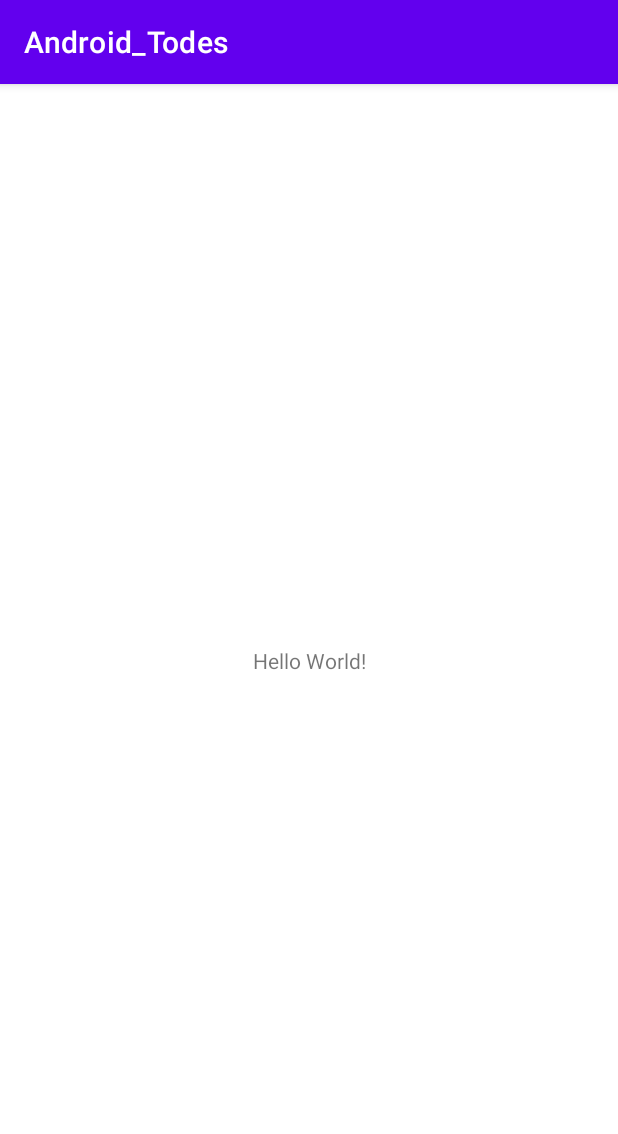
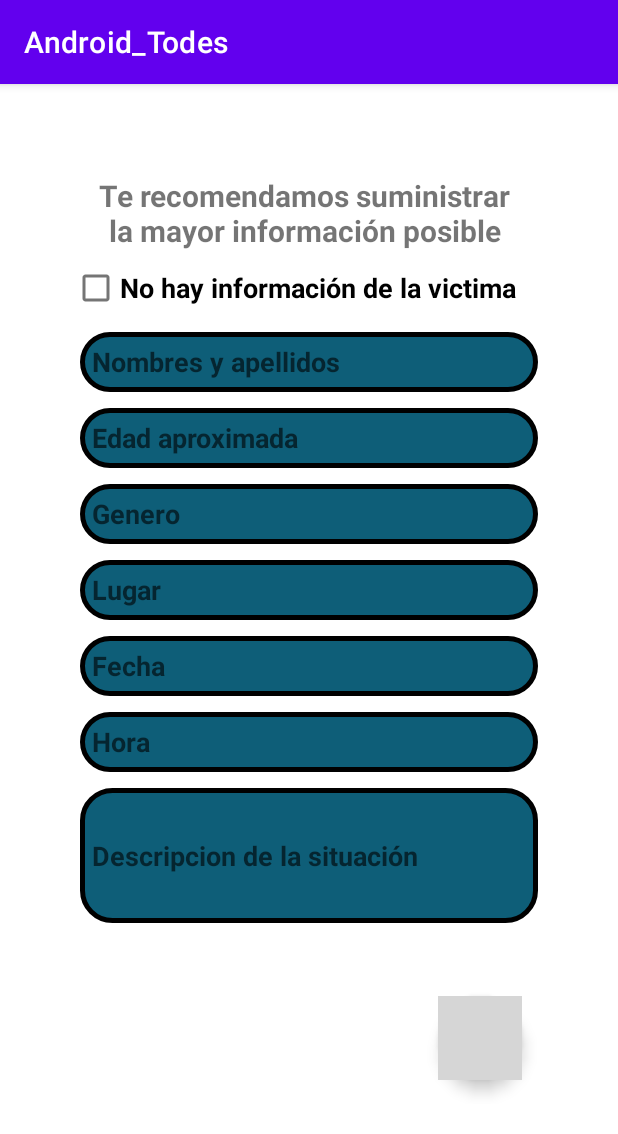
Before and after one commit to camilomc17/AndroidTodes, an Android app: the screen it shows after launch (MainActivity), on a phone screen of 412 x 824 dp. Shown: the top 1134 px of the screen. Run offline under Robolectric (Android 15) with nearby library versions, the phone set to English and light mode, and no system bars; grey boxes are pictures that could not be loaded.

Commit message:
vista incidencia

```diff
--- /dev/null
+++ b/app/src/debug/res/drawable-anydpi/ic_action_galeria.xml
@@ -0,0 +1,11 @@
+<vector xmlns:android="http://schemas.android.com/apk/res/android"
+    android:width="24dp"
+    android:height="24dp"
+    android:viewportWidth="24"
+    android:viewportHeight="24"
+    android:tint="#333333"
+    android:alpha="0.6">
+  <path
+      android:fillColor="@android:color/white"
+      android:pathData="M21,19V5c0,-1.1 -0.9,-2 -2,-2H5c-1.1,0 -2,0.9 -2,2v14c0,1.1 0.9,2 2,2h14c1.1,0 2,-0.9 2,-2zM8.5,13.5l2.5,3.01L14.5,12l4.5,6H5l3.5,-4.5z"/>
+</vector>
--- a/app/src/main/java/com/example/android_todes/MainActivity.java
+++ b/app/src/main/java/com/example/android_todes/MainActivity.java
@@ -2,7 +2,10 @@ package com.example.android_todes;
 
 import androidx.appcompat.app.AppCompatActivity;
 
+import android.content.Intent;
+import android.net.Uri;
 import android.os.Bundle;
+import android.view.View;
 
 public class MainActivity extends AppCompatActivity {
 
@@ -11,4 +14,5 @@ public class MainActivity extends AppCompatActivity {
         super.onCreate(savedInstanceState);
         setContentView(R.layout.activity_main);
     }
+
 }
--- /dev/null
+++ b/app/src/main/res/drawable/fondo.xml
@@ -0,0 +1,7 @@
+<?xml version="1.0" encoding="utf-8"?>
+<shape xmlns:android="http://schemas.android.com/apk/res/android"
+    android:shape="rectangle">
+    <stroke android:color="@color/black" android:width="3dp"></stroke>
+    <solid android:color="@color/fondo"></solid>
+    <corners android:radius="30px"></corners>
+</shape>
--- a/app/src/main/res/layout/activity_main.xml
+++ b/app/src/main/res/layout/activity_main.xml
@@ -1,18 +1,158 @@
 <?xml version="1.0" encoding="utf-8"?>
-<androidx.constraintlayout.widget.ConstraintLayout xmlns:android="http://schemas.android.com/apk/res/android"
+<FrameLayout xmlns:android="http://schemas.android.com/apk/res/android"
     xmlns:app="http://schemas.android.com/apk/res-auto"
     xmlns:tools="http://schemas.android.com/tools"
+    android:id="@+id/Principal"
     android:layout_width="match_parent"
     android:layout_height="match_parent"
+    android:orientation="vertical"
     tools:context=".MainActivity">
 
+
     <TextView
-        android:layout_width="wrap_content"
-        android:layout_height="wrap_content"
-        android:text="Hello World!"
-        app:layout_constraintBottom_toBottomOf="parent"
-        app:layout_constraintEnd_toEndOf="parent"
-        app:layout_constraintStart_toStartOf="parent"
-        app:layout_constraintTop_toTopOf="parent" />
+        android:id="@+id/texto"
+        android:layout_width="286dp"
+        android:layout_height="112dp"
 
-</androidx.constraintlayout.widget.ConstraintLayout>
+        android:layout_marginLeft="60dp"
+        android:layout_marginTop="30dp"
+        android:foregroundGravity="center"
+        android:gravity="center"
+        android:scaleX="1"
+        android:text="Te recomendamos suministrar la mayor información posible"
+        android:textSize="20sp"
+        android:textStyle="bold" />
+
+
+    <LinearLayout
+        android:layout_width="match_parent"
+        android:layout_height="664dp"
+        android:layout_marginTop="@android:dimen/notification_large_icon_height"
+        android:gravity="center"
+        android:orientation="vertical"
+        android:padding="@android:dimen/app_icon_size">
+
+        <CheckBox
+            android:id="@+id/checkBox"
+            android:layout_width="match_parent"
+            android:layout_height="wrap_content"
+            android:text="No hay información de la victima"
+            android:textSize="18sp"
+            android:textStyle="bold" />
+
+
+        <EditText
+            android:id="@+id/editTextnombresapellidos"
+            android:layout_width="match_parent"
+            android:layout_height="40dp"
+            android:layout_margin="5dp"
+            android:layout_marginTop="5dp"
+            android:background="@drawable/fondo"
+            android:ems="10"
+            android:hint="Nombres y apellidos"
+            android:inputType="textPersonName"
+            android:padding="8dp"
+            android:textColor="#FAF6F6"
+            android:textStyle="bold" />
+
+        <EditText
+            android:id="@+id/editTextEdad"
+            android:layout_width="match_parent"
+            android:layout_height="40dp"
+            android:layout_margin="5dp"
+            android:layout_marginTop="5dp"
+            android:background="@drawable/fondo"
+            android:ems="10"
+            android:hint="Edad aproximada"
+            android:inputType="textPersonName"
+            android:padding="8dp"
+            android:textStyle="bold" />
+
+        <EditText
+            android:id="@+id/editTextGenero"
+            android:layout_width="match_parent"
+            android:layout_height="40dp"
+            android:layout_margin="5dp"
+            android:layout_marginTop="5dp"
+            android:background="@drawable/fondo"
+            android:ems="10"
+            android:hint="Genero"
+            android:inputType="number"
+            android:padding="8dp"
+            android:textStyle="bold" />
+
+        <EditText
+            android:id="@+id/editTextLugar"
+            android:layout_width="match_parent"
+            android:layout_height="40dp"
+            android:layout_margin="5dp"
+            android:layout_marginTop="5dp"
+            android:background="@drawable/fondo"
+            android:ems="10"
+            android:hint="Lugar"
+            android:inputType="date"
+            android:padding="8dp"
+            android:textStyle="bold" />
+
+        <EditText
+            android:id="@+id/editTextFecha"
+            android:layout_width="match_parent"
+            android:layout_height="40dp"
+            android:layout_margin="5dp"
+            android:layout_marginTop="5dp"
+            android:background="@drawable/fondo"
+            android:ems="10"
+            android:hint="Fecha"
+            android:inputType="textEmailAddress"
+            android:padding="8dp"
+            android:textStyle="bold" />
+
+        <EditText
+            android:id="@+id/editTextHora"
+            android:layout_width="match_parent"
+            android:layout_height="40dp"
+            android:layout_margin="5dp"
+            android:layout_marginTop="5dp"
+            android:background="@drawable/fondo"
+            android:ems="10"
+            android:hint="Hora"
+            android:inputType="number"
+            android:padding="8dp"
+            android:textStyle="bold" />
+
+        <EditText
+            android:id="@+id/editTextDescripcion"
+            android:layout_width="match_parent"
+            android:layout_height="90dp"
+            android:layout_margin="5dp"
+            android:layout_marginTop="5dp"
+            android:background="@drawable/fondo"
+            android:ems="10"
+            android:hint="Descripcion de la situación"
+            android:inputType="textPersonName"
+            android:padding="8dp"
+            android:textStyle="bold" />
+
+        <androidx.coordinatorlayout.widget.CoordinatorLayout
+
+            android:layout_width="match_parent"
+            android:layout_height="match_parent"
+            app:layout_constraintEnd_toEndOf="parent"
+            tools:layout_editor_absoluteY="155dp">
+
+            <com.google.android.material.floatingactionbutton.FloatingActionButton
+                android:id="@+id/floating_action_button"
+                android:layout_width="76dp"
+                android:layout_height="wrap_content"
+                android:layout_gravity="bottom|end"
+                android:layout_margin="16dp"
+                app:srcCompat="@drawable/ic_action_galeria"
+                />
+
+        </androidx.coordinatorlayout.widget.CoordinatorLayout>
+
+    </LinearLayout>
+
+
+
+</FrameLayout>
--- a/app/src/main/res/values/colors.xml
+++ b/app/src/main/res/values/colors.xml
@@ -7,4 +7,5 @@
     <color name="teal_700">#FF018786</color>
     <color name="black">#FF000000</color>
     <color name="white">#FFFFFFFF</color>
+    <color name="fondo">#0E5E78</color>
 </resources>
```
Also changed, not shown: app/src/debug/res/drawable-hdpi/ic_action_galeria.png (added), app/src/debug/res/drawable-mdpi/ic_action_galeria.png (added), app/src/debug/res/drawable-xhdpi/ic_action_galeria.png (added), app/src/debug/res/drawable-xxhdpi/ic_action_galeria.png (added).
